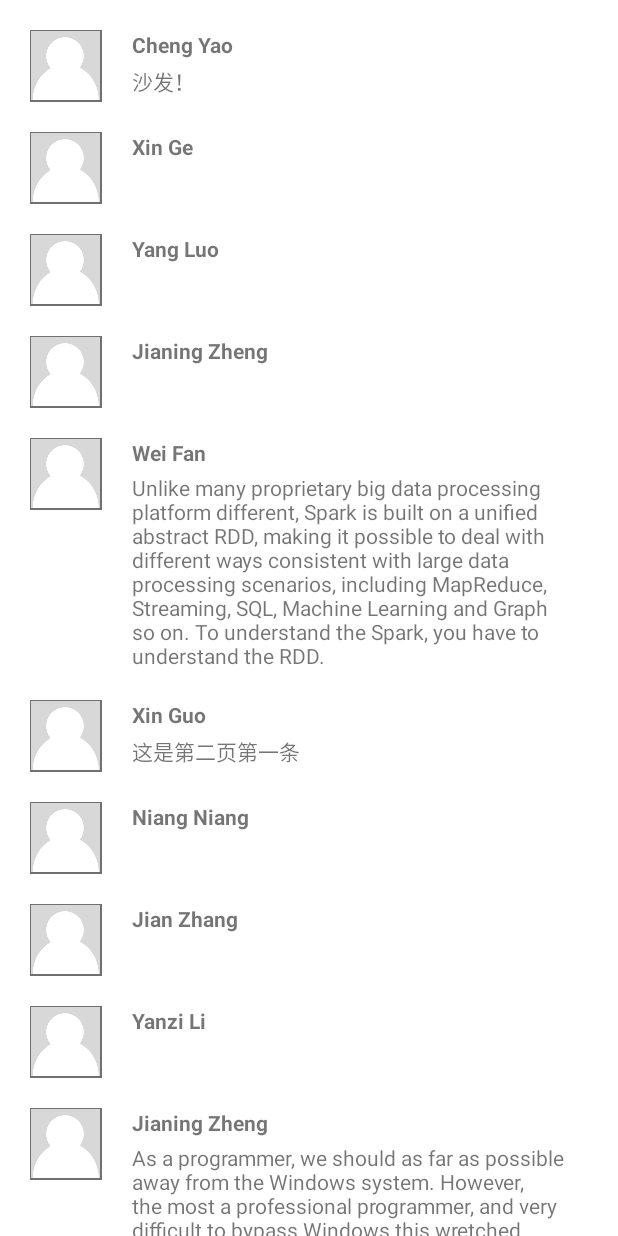
After one commit to mutoe/AndroidTrain, an Android app: the RecyclerViewActivity screen opened directly, with no data from a screen before it, on a phone screen of 412 x 824 dp. The commit adds this screen. Run offline under Robolectric (Android 15) with nearby library versions, the phone set to English and light mode, and no system bars.

Commit message:
feat: implement recycle view layout

```diff
--- a/app/build.gradle
+++ b/app/build.gradle
@@ -64,6 +64,7 @@ dependencies {
     implementation 'com.google.android.material:material:1.4.0'
     implementation 'androidx.constraintlayout:constraintlayout:2.0.4'
     implementation 'androidx.legacy:legacy-support-v4:1.0.0'
+    implementation 'com.google.code.gson:gson:2.8.6'
     testImplementation 'junit:junit:4.13.2'
     androidTestImplementation 'androidx.test.ext:junit:1.1.3'
     androidTestImplementation 'androidx.test.espresso:espresso-core:3.4.0'
--- a/app/src/main/AndroidManifest.xml
+++ b/app/src/main/AndroidManifest.xml
@@ -9,6 +9,9 @@
         android:roundIcon="@mipmap/ic_launcher_round"
         android:supportsRtl="true"
         android:theme="@style/Theme.AndroidTrain">
+        <activity
+            android:name=".RecyclerViewActivity"
+            android:exported="true" />
         <activity
             android:name=".MyFragmentActivity"
             android:exported="true" />
--- a/app/src/main/java/com/thoughtworks/androidtrain/MainActivity.kt
+++ b/app/src/main/java/com/thoughtworks/androidtrain/MainActivity.kt
@@ -74,4 +74,9 @@ class MainActivity : AppCompatActivity() {
         val intent = Intent(this, MyFragmentActivity::class.java)
         startActivity(intent)
     }
+
+    fun openRecyclerView(view: View) {
+        val intent = Intent(this, RecyclerViewActivity::class.java)
+        startActivity(intent)
+    }
 }
--- /dev/null
+++ b/app/src/main/java/com/thoughtworks/androidtrain/RecyclerViewActivity.kt
@@ -0,0 +1,35 @@
+package com.thoughtworks.androidtrain
+
+import android.os.Bundle
+import androidx.appcompat.app.AppCompatActivity
+import androidx.recyclerview.widget.LinearLayoutManager
+import androidx.recyclerview.widget.RecyclerView
+import com.google.gson.Gson
+import com.google.gson.reflect.TypeToken
+import com.thoughtworks.androidtrain.adapters.TweetAdapter
+import com.thoughtworks.androidtrain.constants.TweetsData
+import com.thoughtworks.androidtrain.model.Tweet
+
+class RecyclerViewActivity : AppCompatActivity() {
+    private val gson = Gson()
+    private val TAG = "RecyclerViewActivity"
+
+    override fun onCreate(savedInstanceState: Bundle?) {
+        super.onCreate(savedInstanceState)
+        super.getSupportActionBar()?.hide()
+        setContentView(R.layout.recycler_view_layout)
+        initUI()
+    }
+
+    private fun initUI() {
+        val recyclerView = findViewById<RecyclerView>(R.id.recycler_view)
+        recyclerView.layoutManager = LinearLayoutManager(this)
+        val tweets = loadTweets().filterNot { it.content == null && it.sender?.avatar == null }
+        recyclerView.adapter = TweetAdapter(tweets)
+    }
+
+    private fun loadTweets(): Array<Tweet> {
+        val tweetsType = object : TypeToken<Array<Tweet>>() {}.type
+        return gson.fromJson(TweetsData.data, tweetsType)
+    }
+}
--- /dev/null
+++ b/app/src/main/java/com/thoughtworks/androidtrain/adapters/TweetAdapter.kt
@@ -0,0 +1,42 @@
+package com.thoughtworks.androidtrain.adapters
+
+import android.view.LayoutInflater
+import android.view.View
+import android.view.ViewGroup
+import android.widget.TextView
+import androidx.recyclerview.widget.RecyclerView
+import com.thoughtworks.androidtrain.R
+import com.thoughtworks.androidtrain.model.Tweet
+
+class TweetAdapter(private var dataset: List<Tweet>) :
+    RecyclerView.Adapter<TweetAdapter.ViewHolder>() {
+
+    fun setTweets(tweets: List<Tweet>) {
+        dataset = tweets
+        notifyDataSetChanged()
+    }
+
+    class ViewHolder(view: View) : RecyclerView.ViewHolder(view) {
+        val nickNameView: TextView
+        val contentView: TextView
+
+        init {
+            nickNameView = view.findViewById(R.id.tweet_nickname)
+            contentView = view.findViewById(R.id.tweet_content)
+        }
+    }
+
+    override fun onCreateViewHolder(viewGroup: ViewGroup, viewType: Int): ViewHolder {
+        val view = LayoutInflater.from(viewGroup.context)
+            .inflate(R.layout.tweet_row_item, viewGroup, false)
+
+        return ViewHolder(view)
+    }
+
+    override fun onBindViewHolder(viewHolder: ViewHolder, position: Int) {
+        viewHolder.nickNameView.text = dataset[position].sender.nick
+        viewHolder.contentView.text = dataset[position].content
+    }
+
+    override fun getItemCount(): Int = dataset.size
+}
--- a/app/src/main/java/com/thoughtworks/androidtrain/TweetsData.kt
+++ b/app/src/main/java/com/thoughtworks/androidtrain/constants/TweetsData.kt
@@ -1,4 +1,4 @@
-package com.thoughtworks.androidtrain
+package com.thoughtworks.androidtrain.constants
 
 class TweetsData() {
     companion object {
--- a/app/src/main/res/layout/activity_main.xml
+++ b/app/src/main/res/layout/activity_main.xml
@@ -71,6 +71,7 @@
                 android:layout_marginTop="16dp"
                 android:backgroundTint="@color/gray"
                 android:text="@string/button5"
+                android:onClick="openRecyclerView"
                 />
 
             <Button
--- /dev/null
+++ b/app/src/main/res/layout/recycler_view_layout.xml
@@ -0,0 +1,15 @@
+<?xml version="1.0" encoding="utf-8"?>
+<FrameLayout xmlns:android="http://schemas.android.com/apk/res/android"
+    xmlns:tools="http://schemas.android.com/tools"
+    android:layout_width="match_parent"
+    android:layout_height="match_parent"
+    tools:context=".RecyclerViewActivity"
+    >
+
+    <androidx.recyclerview.widget.RecyclerView
+        android:id="@+id/recycler_view"
+        android:layout_width="match_parent"
+        android:layout_height="match_parent"
+        />
+
+</FrameLayout>
--- /dev/null
+++ b/app/src/main/res/layout/tweet_row_item.xml
@@ -0,0 +1,45 @@
+<?xml version="1.0" encoding="utf-8"?>
+<androidx.constraintlayout.widget.ConstraintLayout xmlns:android="http://schemas.android.com/apk/res/android"
+    xmlns:app="http://schemas.android.com/apk/res-auto"
+    android:layout_width="match_parent"
+    android:layout_height="wrap_content"
+    android:paddingHorizontal="20dp"
+    android:paddingTop="20dp"
+    >
+
+    <ImageView
+        android:id="@+id/tweet_avatar"
+        android:layout_width="wrap_content"
+        android:layout_height="wrap_content"
+        android:contentDescription="@string/avatar"
+        android:src="@drawable/avatar"
+        app:layout_constraintStart_toStartOf="parent"
+        app:layout_constraintTop_toTopOf="parent"
+        />
+
+    <TextView
+        android:id="@+id/tweet_nickname"
+        android:layout_width="0dp"
+        android:layout_height="wrap_content"
+        android:layout_marginStart="20dp"
+        android:text="Nickname"
+        android:textStyle="bold"
+        android:typeface="sans"
+        app:layout_constraintEnd_toEndOf="parent"
+        app:layout_constraintStart_toEndOf="@+id/tweet_avatar"
+        app:layout_constraintTop_toTopOf="parent"
+        />
+
+    <TextView
+        android:id="@+id/tweet_content"
+        android:layout_width="0dp"
+        android:layout_height="wrap_content"
+        android:layout_marginStart="20dp"
+        android:layout_marginTop="4dp"
+        android:text="Content"
+        app:layout_constraintEnd_toEndOf="parent"
+        app:layout_constraintStart_toEndOf="@+id/tweet_avatar"
+        app:layout_constraintTop_toBottomOf="@+id/tweet_nickname"
+        />
+
+</androidx.constraintlayout.widget.ConstraintLayout>
--- a/app/src/main/res/values/strings.xml
+++ b/app/src/main/res/values/strings.xml
@@ -3,7 +3,7 @@
     <string name="button1">Button 1</string>
     <string name="button3">pick_contact</string>
     <string name="button4">fragment</string>
-    <string name="button5">Button 5</string>
+    <string name="button5">recycler_view</string>
     <string name="button6">Button 6</string>
     <string name="button7">Button 7</string>
     <string name="button8">Button 8</string>
@@ -27,4 +27,5 @@
     <string name="java" translatable="false">Java</string>
     <string name="android_fragment" translatable="false">Android is a mobile operating system based on a modified version of the Linux kernel and other open source software, designed primarily for touchscreen mobile devices such as smartphones and tablets.</string>
     <string name="java_fragment" translatable="false">Java is a High Level, class-based, object-oriented programming language that is designed to have as few implementation dependencies as possible.</string>
+    <string name="avatar" translatable="false">avatar</string>
 </resources>
```
Also changed, not shown: app/src/main/java/com/thoughtworks/androidtrain/MyFragmentActivity.kt (line endings or trailing spaces), 2 other files.
